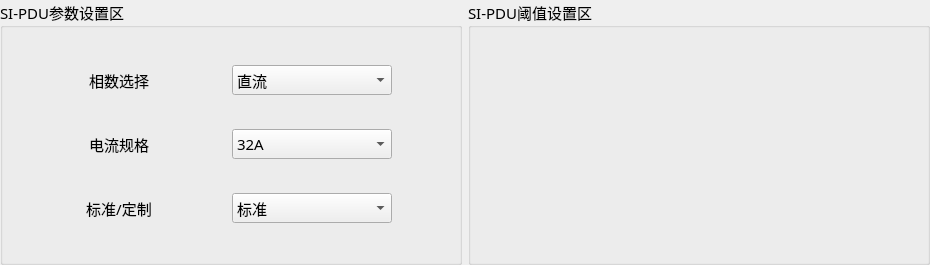
Above: IP-DebugTool/setting/set_siwid.ui from ChinaClever/PDU-MonitorDebug before the change. Below: the same form after it.
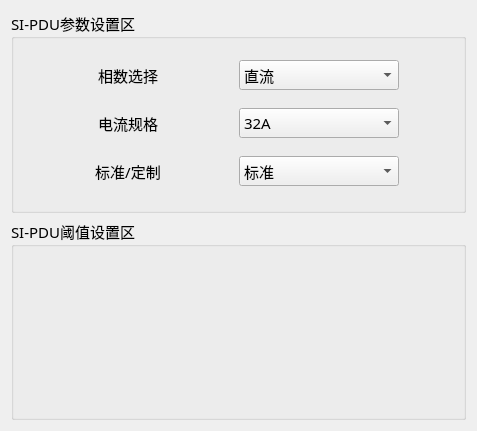
That is the form after the change.

What changed in the file:
```diff
--- a/IP-DebugTool/setting/set_siwid.ui
+++ b/IP-DebugTool/setting/set_siwid.ui
@@ -6,26 +6,14 @@
    <rect>
     <x>0</x>
     <y>0</y>
-    <width>930</width>
-    <height>265</height>
+    <width>477</width>
+    <height>431</height>
    </rect>
   </property>
   <property name="windowTitle">
    <string>Form</string>
   </property>
   <layout class="QGridLayout" name="gridLayout_2">
-   <property name="leftMargin">
-    <number>0</number>
-   </property>
-   <property name="topMargin">
-    <number>0</number>
-   </property>
-   <property name="rightMargin">
-    <number>0</number>
-   </property>
-   <property name="bottomMargin">
-    <number>0</number>
-   </property>
    <item row="0" column="0">
     <widget class="QGroupBox" name="groupBox_2">
      <property name="font">
@@ -177,7 +165,7 @@
      </layout>
     </widget>
    </item>
-   <item row="0" column="1">
+   <item row="1" column="0">
     <widget class="QGroupBox" name="groupBox">
      <property name="minimumSize">
       <size>
```
